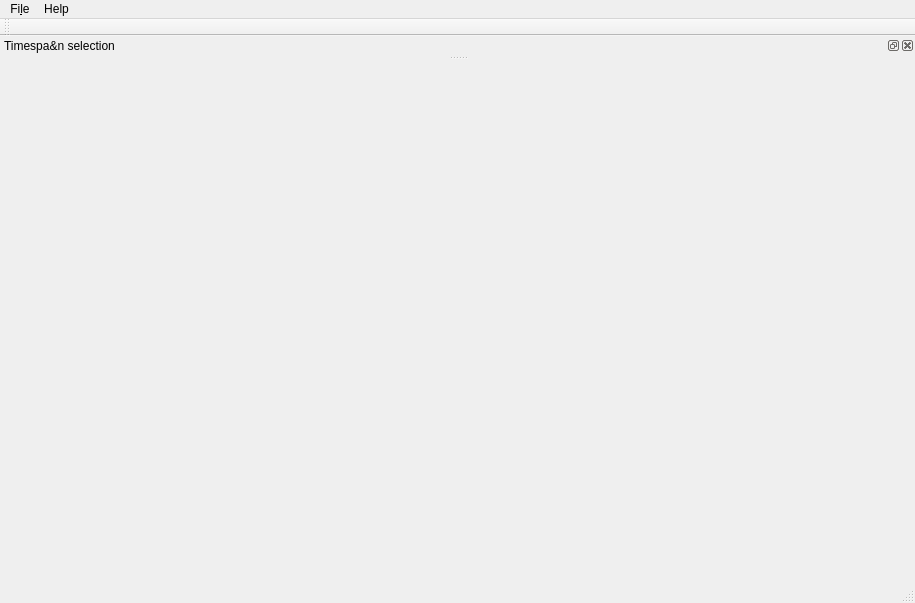
This is src/gui/mainwindow.ui in windelbouwman/chronos as Qt 5 draws it before an edit. The edited form follows.
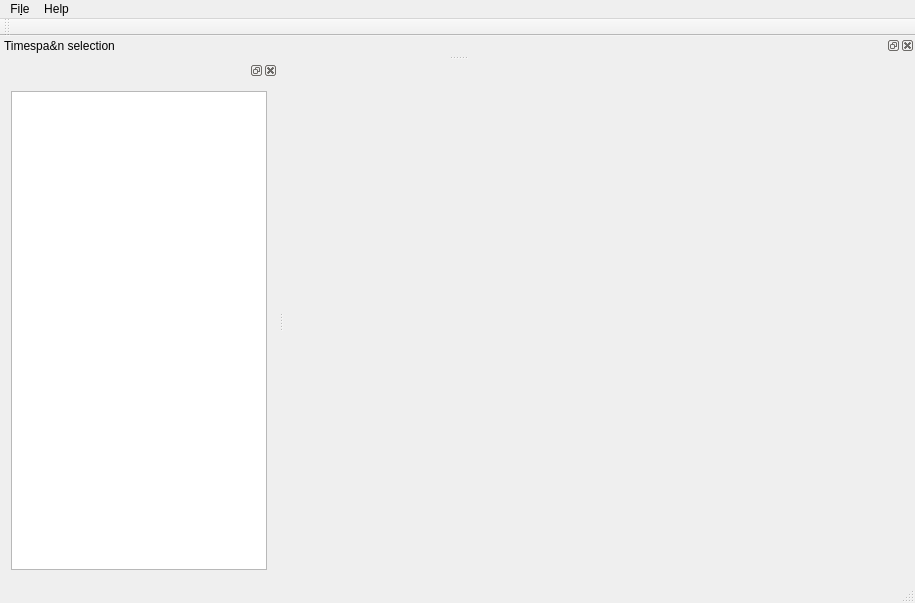
This is the edited form.

The edit to the form file:
```diff
--- a/src/gui/mainwindow.ui
+++ b/src/gui/mainwindow.ui
@@ -57,6 +57,18 @@
    </attribute>
    <widget class="QWidget" name="dockWidgetContents"/>
   </widget>
+  <widget class="QDockWidget" name="signalsDockWidget">
+   <attribute name="dockWidgetArea">
+    <number>1</number>
+   </attribute>
+   <widget class="QWidget" name="dockWidgetContents_2">
+    <layout class="QVBoxLayout" name="verticalLayout">
+     <item>
+      <widget class="QTreeView" name="signalsTreeView"/>
+     </item>
+    </layout>
+   </widget>
+  </widget>
   <action name="actionAbout">
    <property name="text">
     <string>About</string>
```
